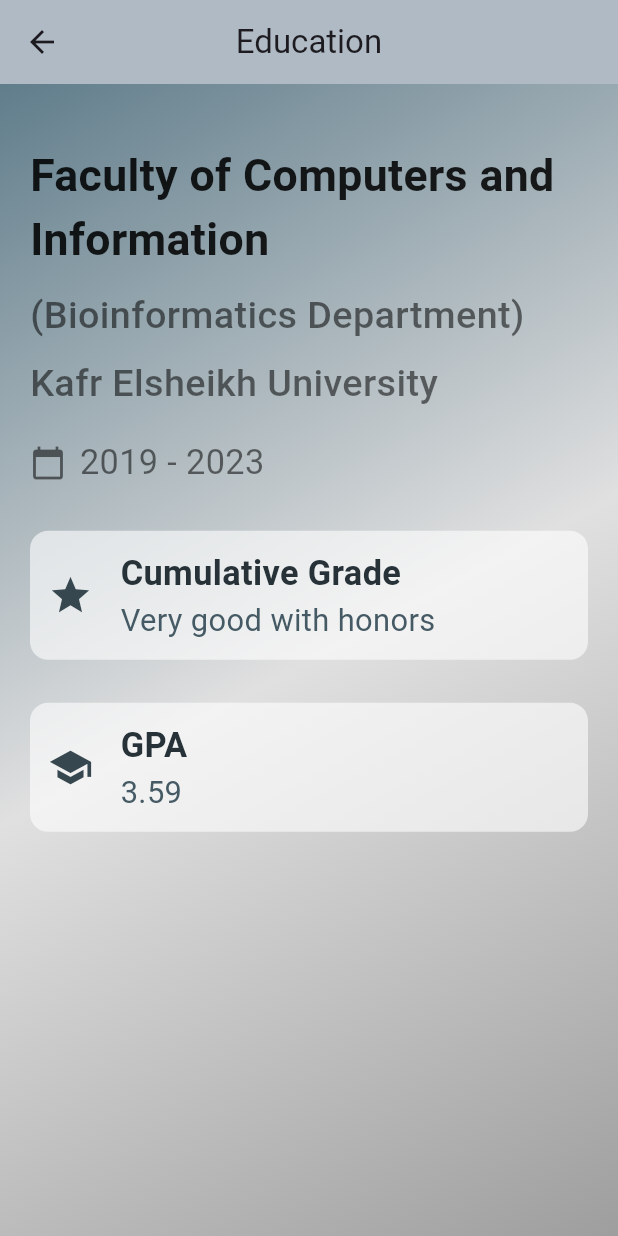
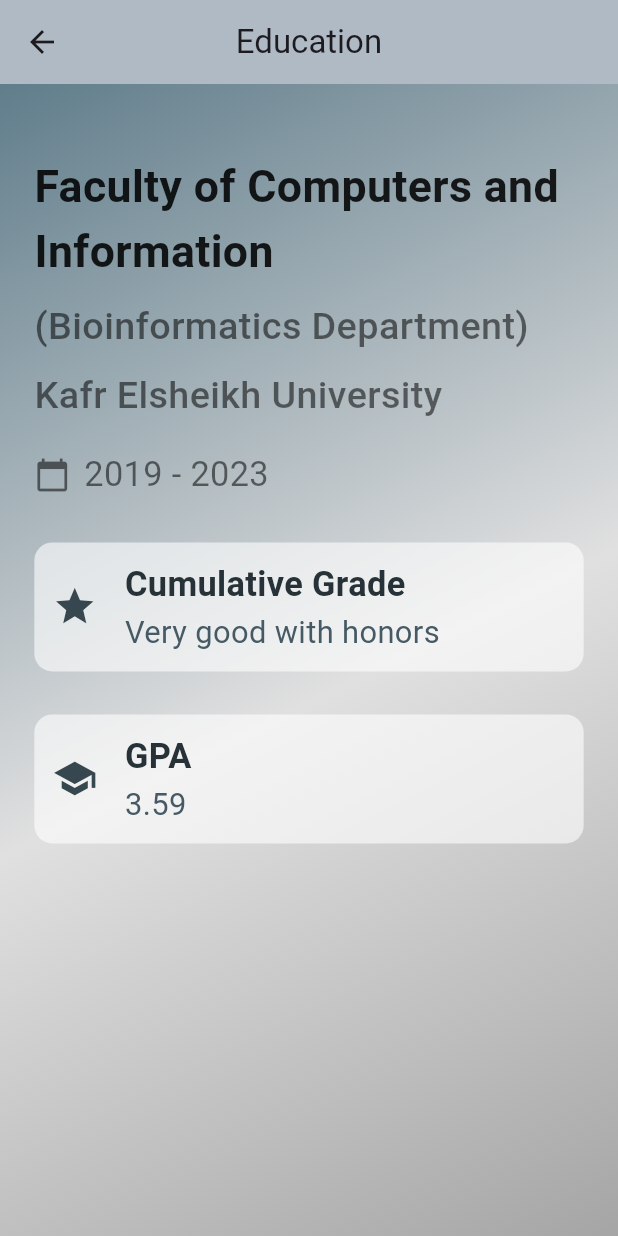
Before and after one commit to HindAlaa26/My-Portfolio-App, a Flutter app: the EducationScreen screen opened directly, on a phone screen of 412 x 824 dp. Run offline on Flutter 3.47's test engine with Material 3 defaults, Android fonts, the phone set to English and light mode, and no system bars; our stand-ins replace flutter_screenutil, webview_flutter.

Commit message:
container height updated

```diff
--- a/lib/screens/courses_screen.dart
+++ b/lib/screens/courses_screen.dart
@@ -54,6 +54,8 @@ class CoursesScreen extends StatelessWidget {
           ),
         ),
         child: ListView.builder(
+          shrinkWrap: true,
+          scrollDirection: Axis.vertical,
           itemCount: courses.length,
           itemBuilder: (context, index) {
             return Card(
--- a/lib/screens/education_screen.dart
+++ b/lib/screens/education_screen.dart
@@ -10,7 +10,9 @@ class EducationScreen extends StatelessWidget {
       appBar: AppBar(
         title: const Text('Education'),
       ),
-      body: Container(
+      body: SingleChildScrollView(
+        child: Container(
+          height: MediaQuery.of(context).size.height,
           decoration: BoxDecoration(
             gradient: LinearGradient(
               colors: [
@@ -23,7 +25,7 @@ class EducationScreen extends StatelessWidget {
             ),
           ),
           child: Padding(
-          padding: const EdgeInsets.symmetric(vertical: 40, horizontal: 20),
+            padding: EdgeInsets.symmetric(vertical: 40.h, horizontal: 20.w),
             child: Column(
               crossAxisAlignment: CrossAxisAlignment.start,
               children: [
@@ -88,15 +90,16 @@ class EducationScreen extends StatelessWidget {
                             style: TextStyle(
                               fontSize: 20.sp,
                               fontWeight: FontWeight.bold,
-                            color:
-                                Colors.blueGrey.shade900, // Darker for contrast
+                              color: Colors
+                                  .blueGrey.shade900, // Darker for contrast
                             ),
                           ),
                           Text(
                             'Very good with honors',
                             style: TextStyle(
                               fontSize: 18.sp,
-                            color: Colors.blueGrey.shade700, // Medium contrast
+                              color:
+                                  Colors.blueGrey.shade700, // Medium contrast
                             ),
                           ),
                         ],
@@ -125,15 +128,16 @@ class EducationScreen extends StatelessWidget {
                             style: TextStyle(
                               fontSize: 20.sp,
                               fontWeight: FontWeight.bold,
-                            color:
-                                Colors.blueGrey.shade900, // Darker for contrast
+                              color: Colors
+                                  .blueGrey.shade900, // Darker for contrast
                             ),
                           ),
                           Text(
                             '3.59',
                             style: TextStyle(
                               fontSize: 18.sp,
-                            color: Colors.blueGrey.shade700, // Medium contrast
+                              color:
+                                  Colors.blueGrey.shade700, // Medium contrast
                             ),
                           ),
                         ],
@@ -145,6 +149,7 @@ class EducationScreen extends StatelessWidget {
             ),
           ),
         ),
+      ),
     );
   }
 }
```
Also changed, not shown: lib/screens/objective_screen.dart (+7 -3 lines), lib/screens/splash_screen.dart (+4 -3 lines). Lines whose indentation alone changed are shown as unchanged.
